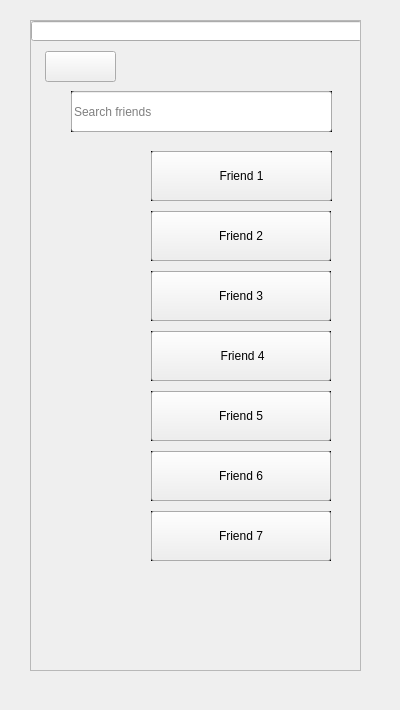
First picture: the form in friendslist.ui, repository aes001/cpp_tomeo, before the edit.
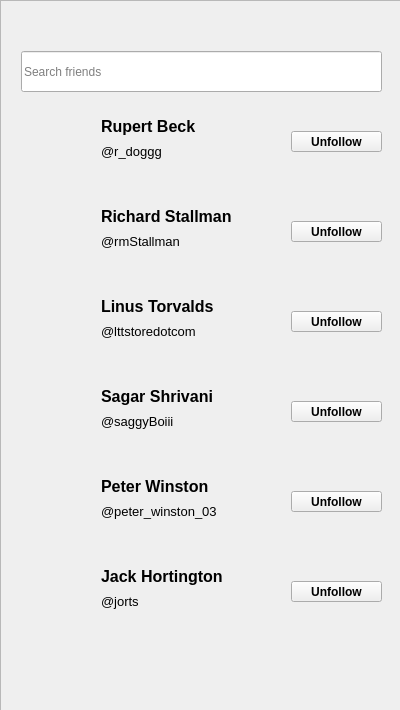
Second picture: the form after the edit. Icons and pictures are not drawn.

Commit message: hooked up all the buttons except the record button

The edit to the form file:
```diff
--- a/friendslist.ui
+++ b/friendslist.ui
@@ -16,10 +16,10 @@
   <widget class="QScrollArea" name="scrollArea">
    <property name="geometry">
     <rect>
-     <x>30</x>
-     <y>20</y>
-     <width>331</width>
-     <height>651</height>
+     <x>0</x>
+     <y>0</y>
+     <width>401</width>
+     <height>711</height>
     </rect>
    </property>
    <property name="lineWidth">
@@ -33,32 +33,16 @@
      <rect>
       <x>0</x>
       <y>0</y>
-      <width>329</width>
-      <height>649</height>
+      <width>399</width>
+      <height>709</height>
      </rect>
     </property>
-    <widget class="QLineEdit" name="lineEdit">
-     <property name="geometry">
-      <rect>
-       <x>0</x>
-       <y>0</y>
-       <width>331</width>
-       <height>20</height>
-      </rect>
-     </property>
-     <property name="text">
-      <string/>
-     </property>
-     <property name="placeholderText">
-      <string/>
-     </property>
-    </widget>
     <widget class="QLineEdit" name="lineEdit_2">
      <property name="geometry">
       <rect>
-       <x>40</x>
-       <y>70</y>
-       <width>261</width>
+       <x>20</x>
+       <y>50</y>
+       <width>361</width>
        <height>41</height>
       </rect>
      </property>
@@ -66,394 +50,34 @@
       <string>Search friends</string>
      </property>
     </widget>
-    <widget class="QPushButton" name="pushButton_2">
-     <property name="geometry">
-      <rect>
-       <x>120</x>
-       <y>190</y>
-       <width>180</width>
-       <height>50</height>
-      </rect>
-     </property>
-     <property name="font">
-      <font>
-       <pointsize>9</pointsize>
-      </font>
-     </property>
-     <property name="text">
-      <string>Friend 2</string>
-     </property>
-    </widget>
-    <widget class="QPushButton" name="pushButton_5">
-     <property name="geometry">
-      <rect>
-       <x>120</x>
-       <y>250</y>
-       <width>180</width>
-       <height>50</height>
-      </rect>
-     </property>
-     <property name="font">
-      <font>
-       <pointsize>9</pointsize>
-      </font>
-     </property>
-     <property name="text">
-      <string>Friend 3</string>
-     </property>
-    </widget>
-    <widget class="QPushButton" name="pushButton_4">
-     <property name="geometry">
-      <rect>
-       <x>120</x>
-       <y>310</y>
-       <width>180</width>
-       <height>50</height>
-      </rect>
-     </property>
-     <property name="font">
-      <font>
-       <pointsize>9</pointsize>
-      </font>
-     </property>
-     <property name="text">
-      <string> Friend 4</string>
-     </property>
-    </widget>
-    <widget class="QPushButton" name="pushButton_3">
-     <property name="geometry">
-      <rect>
-       <x>120</x>
-       <y>370</y>
-       <width>180</width>
-       <height>50</height>
-      </rect>
-     </property>
-     <property name="font">
-      <font>
-       <pointsize>9</pointsize>
-      </font>
-     </property>
-     <property name="text">
-      <string>Friend 5</string>
-     </property>
-    </widget>
-    <widget class="QPushButton" name="pushButton_11">
-     <property name="geometry">
-      <rect>
-       <x>120</x>
-       <y>430</y>
-       <width>180</width>
-       <height>50</height>
-      </rect>
-     </property>
-     <property name="font">
-      <font>
-       <pointsize>9</pointsize>
-      </font>
-     </property>
-     <property name="text">
-      <string>Friend 6</string>
-     </property>
-    </widget>
-    <widget class="QPushButton" name="pushButton_10">
-     <property name="geometry">
-      <rect>
-       <x>120</x>
-       <y>490</y>
-       <width>180</width>
-       <height>50</height>
-      </rect>
-     </property>
-     <property name="font">
-      <font>
-       <pointsize>9</pointsize>
-      </font>
-     </property>
-     <property name="text">
-      <string>Friend 7</string>
-     </property>
-    </widget>
-    <widget class="QFrame" name="frame_9">
-     <property name="geometry">
-      <rect>
-       <x>120</x>
-       <y>130</y>
-       <width>181</width>
-       <height>50</height>
-      </rect>
-     </property>
-     <property name="minimumSize">
-      <size>
-       <width>10</width>
-       <height>10</height>
-      </size>
-     </property>
-     <property name="font">
-      <font>
-       <pointsize>90</pointsize>
-      </font>
-     </property>
-     <property name="frameShape">
-      <enum>QFrame::Box</enum>
-     </property>
-     <property name="frameShadow">
-      <enum>QFrame::Plain</enum>
-     </property>
-     <property name="lineWidth">
-      <number>2</number>
-     </property>
-     <property name="midLineWidth">
-      <number>1</number>
-     </property>
-    </widget>
-    <widget class="QFrame" name="frame_10">
-     <property name="geometry">
-      <rect>
-       <x>120</x>
-       <y>190</y>
-       <width>180</width>
-       <height>50</height>
-      </rect>
-     </property>
-     <property name="minimumSize">
-      <size>
-       <width>10</width>
-       <height>10</height>
-      </size>
-     </property>
-     <property name="font">
-      <font>
-       <pointsize>90</pointsize>
-      </font>
-     </property>
-     <property name="frameShape">
-      <enum>QFrame::Box</enum>
-     </property>
-     <property name="frameShadow">
-      <enum>QFrame::Plain</enum>
-     </property>
-     <property name="lineWidth">
-      <number>2</number>
-     </property>
-     <property name="midLineWidth">
-      <number>1</number>
-     </property>
-    </widget>
-    <widget class="QFrame" name="frame_15">
-     <property name="geometry">
-      <rect>
-       <x>120</x>
-       <y>250</y>
-       <width>180</width>
-       <height>50</height>
-      </rect>
-     </property>
-     <property name="minimumSize">
-      <size>
-       <width>10</width>
-       <height>10</height>
-      </size>
-     </property>
-     <property name="font">
-      <font>
-       <pointsize>90</pointsize>
-      </font>
-     </property>
-     <property name="frameShape">
-      <enum>QFrame::Box</enum>
-     </property>
-     <property name="frameShadow">
-      <enum>QFrame::Plain</enum>
-     </property>
-     <property name="lineWidth">
-      <number>2</number>
-     </property>
-     <property name="midLineWidth">
-      <number>1</number>
-     </property>
-    </widget>
-    <widget class="QFrame" name="frame_14">
-     <property name="geometry">
-      <rect>
-       <x>120</x>
-       <y>310</y>
-       <width>180</width>
-       <height>50</height>
-      </rect>
-     </property>
-     <property name="minimumSize">
-      <size>
-       <width>10</width>
-       <height>10</height>
-      </size>
-     </property>
-     <property name="font">
-      <font>
-       <pointsize>90</pointsize>
-      </font>
-     </property>
-     <property name="frameShape">
-      <enum>QFrame::Box</enum>
-     </property>
-     <property name="frameShadow">
-      <enum>QFrame::Plain</enum>
-     </property>
-     <property name="lineWidth">
-      <number>2</number>
-     </property>
-     <property name="midLineWidth">
-      <number>1</number>
-     </property>
-    </widget>
-    <widget class="QFrame" name="frame_13">
-     <property name="geometry">
-      <rect>
-       <x>120</x>
-       <y>370</y>
-       <width>180</width>
-       <height>50</height>
-      </rect>
-     </property>
-     <property name="minimumSize">
-      <size>
-       <width>10</width>
-       <height>10</height>
-      </size>
-     </property>
-     <property name="font">
-      <font>
-       <pointsize>90</pointsize>
-      </font>
-     </property>
-     <property name="frameShape">
-      <enum>QFrame::Box</enum>
-     </property>
-     <property name="frameShadow">
-      <enum>QFrame::Plain</enum>
-     </property>
-     <property name="lineWidth">
-      <number>2</number>
-     </property>
-     <property name="midLineWidth">
-      <number>1</number>
-     </property>
-    </widget>
-    <widget class="QFrame" name="frame_12">
-     <property name="geometry">
-      <rect>
-       <x>120</x>
-       <y>430</y>
-       <width>180</width>
-       <height>50</height>
-      </rect>
-     </property>
-     <property name="minimumSize">
-      <size>
-       <width>10</width>
-       <height>10</height>
-      </size>
-     </property>
-     <property name="font">
-      <font>
-       <pointsize>90</pointsize>
-      </font>
-     </property>
-     <property name="frameShape">
-      <enum>QFrame::Box</enum>
-     </property>
-     <property name="frameShadow">
-      <enum>QFrame::Plain</enum>
-     </property>
-     <property name="lineWidth">
-      <number>2</number>
-     </property>
-     <property name="midLineWidth">
-      <number>1</number>
-     </property>
-    </widget>
-    <widget class="QFrame" name="frame_11">
-     <property name="geometry">
-      <rect>
-       <x>120</x>
-       <y>490</y>
-       <width>180</width>
-       <height>50</height>
-      </rect>
-     </property>
-     <property name="minimumSize">
-      <size>
-       <width>10</width>
-       <height>10</height>
-      </size>
-     </property>
-     <property name="font">
-      <font>
-       <pointsize>90</pointsize>
-      </font>
-     </property>
-     <property name="frameShape">
-      <enum>QFrame::Box</enum>
-     </property>
-     <property name="frameShadow">
-      <enum>QFrame::Plain</enum>
-     </property>
-     <property name="lineWidth">
-      <number>2</number>
-     </property>
-     <property name="midLineWidth">
-      <number>1</number>
-     </property>
-    </widget>
     <widget class="QPushButton" name="pushButton">
      <property name="geometry">
       <rect>
-       <x>120</x>
+       <x>290</x>
        <y>130</y>
-       <width>181</width>
-       <height>50</height>
+       <width>91</width>
+       <height>21</height>
       </rect>
      </property>
      <property name="font">
       <font>
        <pointsize>9</pointsize>
+       <bold>true</bold>
       </font>
      </property>
      <property name="layoutDirection">
       <enum>Qt::LeftToRight</enum>
      </property>
      <property name="text">
-      <string>Friend 1</string>
+      <string>Unfollow</string>
      </property>
     </widget>
-    <widget class="QFrame" name="frame">
+    <widget class="QPushButton" name="backButton">
      <property name="geometry">
       <rect>
-       <x>40</x>
-       <y>70</y>
-       <width>261</width>
-       <height>41</height>
-      </rect>
-     </property>
-     <property name="frameShape">
-      <enum>QFrame::Box</enum>
-     </property>
-     <property name="frameShadow">
-      <enum>QFrame::Plain</enum>
-     </property>
-     <property name="lineWidth">
-      <number>2</number>
-     </property>
-     <property name="midLineWidth">
-      <number>1</number>
-     </property>
-    </widget>
-    <widget class="QPushButton" name="pushButton_6">
-     <property name="geometry">
-      <rect>
-       <x>14</x>
-       <y>30</y>
-       <width>71</width>
+       <x>10</x>
+       <y>10</y>
+       <width>16</width>
        <height>31</height>
       </rect>
      </property>
@@ -467,168 +91,465 @@
       <string/>
      </property>
      <property name="icon">
-      <iconset resource="../../../Downloads/Week 2/FriendListPrototype/icon.qrc">
-       <normaloff>:/arrow.png</normaloff>:/arrow.png</iconset>
+      <iconset resource="icons.qrc">
+       <normaloff>:/Assets/arrow.png</normaloff>:/Assets/arrow.png</iconset>
+     </property>
+     <property name="flat">
+      <bool>true</bool>
      </property>
     </widget>
     <widget class="QLabel" name="label">
      <property name="geometry">
       <rect>
-       <x>30</x>
-       <y>130</y>
-       <width>51</width>
-       <height>51</height>
+       <x>20</x>
+       <y>110</y>
+       <width>61</width>
+       <height>61</height>
       </rect>
      </property>
      <property name="text">
       <string/>
      </property>
      <property name="pixmap">
-      <pixmap resource="../../../Downloads/Week 2/FriendListPrototype/icon.qrc">:/profile_icon.png</pixmap>
+      <pixmap resource="icons.qrc">:/Assets/profile_icon.svg</pixmap>
      </property>
      <property name="scaledContents">
       <bool>true</bool>
      </property>
     </widget>
+    <widget class="QLabel" name="label_8">
+     <property name="geometry">
+      <rect>
+       <x>100</x>
+       <y>110</y>
+       <width>171</width>
+       <height>31</height>
+      </rect>
+     </property>
+     <property name="font">
+      <font>
+       <pointsize>12</pointsize>
+       <bold>true</bold>
+      </font>
+     </property>
+     <property name="text">
+      <string>Rupert Beck</string>
+     </property>
+    </widget>
+    <widget class="QLabel" name="label_9">
+     <property name="geometry">
+      <rect>
+       <x>100</x>
+       <y>140</y>
+       <width>121</width>
+       <height>21</height>
+      </rect>
+     </property>
+     <property name="font">
+      <font>
+       <pointsize>10</pointsize>
+       <bold>false</bold>
+      </font>
+     </property>
+     <property name="text">
+      <string>@r_doggg</string>
+     </property>
+    </widget>
+    <widget class="QLabel" name="label_10">
+     <property name="geometry">
+      <rect>
+       <x>100</x>
+       <y>230</y>
+       <width>121</width>
+       <height>21</height>
+      </rect>
+     </property>
+     <property name="font">
+      <font>
+       <pointsize>10</pointsize>
+       <bold>false</bold>
+      </font>
+     </property>
+     <property name="text">
+      <string>@rmStallman</string>
+     </property>
+    </widget>
     <widget class="QLabel" name="label_2">
      <property name="geometry">
       <rect>
-       <x>30</x>
-       <y>190</y>
-       <width>51</width>
-       <height>51</height>
+       <x>20</x>
+       <y>200</y>
+       <width>61</width>
+       <height>61</height>
       </rect>
      </property>
      <property name="text">
       <string/>
      </property>
      <property name="pixmap">
-      <pixmap resource="../../../Downloads/Week 2/FriendListPrototype/icon.qrc">:/profile_icon.png</pixmap>
+      <pixmap resource="icons.qrc">:/Assets/profile_icon.svg</pixmap>
      </property>
      <property name="scaledContents">
       <bool>true</bool>
      </property>
     </widget>
+    <widget class="QLabel" name="label_11">
+     <property name="geometry">
+      <rect>
+       <x>100</x>
+       <y>200</y>
+       <width>191</width>
+       <height>31</height>
+      </rect>
+     </property>
+     <property name="font">
+      <font>
+       <pointsize>12</pointsize>
+       <bold>true</bold>
+      </font>
+     </property>
+     <property name="text">
+      <string>Richard Stallman</string>
+     </property>
+    </widget>
+    <widget class="QPushButton" name="pushButton_2">
+     <property name="geometry">
+      <rect>
+       <x>290</x>
+       <y>220</y>
+       <width>91</width>
+       <height>21</height>
+      </rect>
+     </property>
+     <property name="font">
+      <font>
+       <pointsize>9</pointsize>
+       <bold>true</bold>
+      </font>
+     </property>
+     <property name="layoutDirection">
+      <enum>Qt::LeftToRight</enum>
+     </property>
+     <property name="text">
+      <string>Unfollow</string>
+     </property>
+    </widget>
+    <widget class="QLabel" name="label_12">
+     <property name="geometry">
+      <rect>
+       <x>100</x>
+       <y>320</y>
+       <width>161</width>
+       <height>21</height>
+      </rect>
+     </property>
+     <property name="font">
+      <font>
+       <pointsize>10</pointsize>
+       <bold>false</bold>
+      </font>
+     </property>
+     <property name="text">
+      <string>@lttstoredotcom</string>
+     </property>
+    </widget>
     <widget class="QLabel" name="label_3">
      <property name="geometry">
       <rect>
-       <x>30</x>
-       <y>250</y>
-       <width>51</width>
-       <height>51</height>
+       <x>20</x>
+       <y>290</y>
+       <width>61</width>
+       <height>61</height>
       </rect>
      </property>
      <property name="text">
       <string/>
      </property>
      <property name="pixmap">
-      <pixmap resource="../../../Downloads/Week 2/FriendListPrototype/icon.qrc">:/profile_icon.png</pixmap>
+      <pixmap resource="icons.qrc">:/Assets/profile_icon.svg</pixmap>
      </property>
      <property name="scaledContents">
       <bool>true</bool>
      </property>
     </widget>
+    <widget class="QLabel" name="label_13">
+     <property name="geometry">
+      <rect>
+       <x>100</x>
+       <y>290</y>
+       <width>191</width>
+       <height>31</height>
+      </rect>
+     </property>
+     <property name="font">
+      <font>
+       <pointsize>12</pointsize>
+       <bold>true</bold>
+      </font>
+     </property>
+     <property name="text">
+      <string>Linus Torvalds</string>
+     </property>
+    </widget>
+    <widget class="QPushButton" name="pushButton_5">
+     <property name="geometry">
+      <rect>
+       <x>290</x>
+       <y>310</y>
+       <width>91</width>
+       <height>21</height>
+      </rect>
+     </property>
+     <property name="font">
+      <font>
+       <pointsize>9</pointsize>
+       <bold>true</bold>
+      </font>
+     </property>
+     <property name="layoutDirection">
+      <enum>Qt::LeftToRight</enum>
+     </property>
+     <property name="text">
+      <string>Unfollow</string>
+     </property>
+    </widget>
+    <widget class="QLabel" name="label_14">
+     <property name="geometry">
+      <rect>
+       <x>100</x>
+       <y>410</y>
+       <width>121</width>
+       <height>21</height>
+      </rect>
+     </property>
+     <property name="font">
+      <font>
+       <pointsize>10</pointsize>
+       <bold>false</bold>
+      </font>
+     </property>
+     <property name="text">
+      <string>@saggyBoiii</string>
+     </property>
+    </widget>
     <widget class="QLabel" name="label_4">
      <property name="geometry">
       <rect>
-       <x>30</x>
-       <y>310</y>
-       <width>51</width>
-       <height>51</height>
+       <x>20</x>
+       <y>380</y>
+       <width>61</width>
+       <height>61</height>
       </rect>
      </property>
      <property name="text">
       <string/>
      </property>
      <property name="pixmap">
-      <pixmap resource="../../../Downloads/Week 2/FriendListPrototype/icon.qrc">:/profile_icon.png</pixmap>
+      <pixmap resource="icons.qrc">:/Assets/profile_icon.svg</pixmap>
      </property>
      <property name="scaledContents">
       <bool>true</bool>
      </property>
     </widget>
+    <widget class="QLabel" name="label_15">
+     <property name="geometry">
+      <rect>
+       <x>100</x>
+       <y>380</y>
+       <width>191</width>
+       <height>31</height>
+      </rect>
+     </property>
+     <property name="font">
+      <font>
+       <pointsize>12</pointsize>
+       <bold>true</bold>
+      </font>
+     </property>
+     <property name="text">
+      <string>Sagar Shrivani</string>
+     </property>
+    </widget>
+    <widget class="QPushButton" name="pushButton_4">
+     <property name="geometry">
+      <rect>
+       <x>290</x>
+       <y>400</y>
+       <width>91</width>
+       <height>21</height>
+      </rect>
+     </property>
+     <property name="font">
+      <font>
+       <pointsize>9</pointsize>
+       <bold>true</bold>
+      </font>
+     </property>
+     <property name="layoutDirection">
+      <enum>Qt::LeftToRight</enum>
+     </property>
+     <property name="text">
+      <string>Unfollow</string>
+     </property>
+    </widget>
     <widget class="QLabel" name="label_5">
      <property name="geometry">
       <rect>
-       <x>30</x>
-       <y>370</y>
-       <width>51</width>
-       <height>51</height>
+       <x>20</x>
+       <y>470</y>
+       <width>61</width>
+       <height>61</height>
       </rect>
      </property>
      <property name="text">
       <string/>
      </property>
      <property name="pixmap">
-      <pixmap resource="../../../Downloads/Week 2/FriendListPrototype/icon.qrc">:/profile_icon.png</pixmap>
+      <pixmap resource="icons.qrc">:/Assets/profile_icon.svg</pixmap>
      </property>
      <property name="scaledContents">
       <bool>true</bool>
      </property>
     </widget>
+    <widget class="QLabel" name="label_16">
+     <property name="geometry">
+      <rect>
+       <x>100</x>
+       <y>470</y>
+       <width>191</width>
+       <height>31</height>
+      </rect>
+     </property>
+     <property name="font">
+      <font>
+       <pointsize>12</pointsize>
+       <bold>true</bold>
+      </font>
+     </property>
+     <property name="text">
+      <string>Peter Winston</string>
+     </property>
+    </widget>
+    <widget class="QPushButton" name="pushButton_6">
+     <property name="geometry">
+      <rect>
+       <x>290</x>
+       <y>490</y>
+       <width>91</width>
+       <height>21</height>
+      </rect>
+     </property>
+     <property name="font">
+      <font>
+       <pointsize>9</pointsize>
+       <bold>true</bold>
+      </font>
+     </property>
+     <property name="layoutDirection">
+      <enum>Qt::LeftToRight</enum>
+     </property>
+     <property name="text">
+      <string>Unfollow</string>
+     </property>
+    </widget>
+    <widget class="QLabel" name="label_17">
+     <property name="geometry">
+      <rect>
+       <x>100</x>
+       <y>500</y>
+       <width>171</width>
+       <height>21</height>
+      </rect>
+     </property>
+     <property name="font">
+      <font>
+       <pointsize>10</pointsize>
+       <bold>false</bold>
+      </font>
+     </property>
+     <property name="text">
+      <string>@peter_winston_03</string>
+     </property>
+    </widget>
+    <widget class="QLabel" name="label_18">
+     <property name="geometry">
+      <rect>
+       <x>100</x>
+       <y>560</y>
+       <width>171</width>
+       <height>31</height>
+      </rect>
+     </property>
+     <property name="font">
+      <font>
+       <pointsize>12</pointsize>
+       <bold>true</bold>
+      </font>
+     </property>
+     <property name="text">
+      <string>Jack Hortington</string>
+     </property>
+    </widget>
+    <widget class="QLabel" name="label_19">
+     <property name="geometry">
+      <rect>
+       <x>100</x>
+       <y>590</y>
+       <width>121</width>
+       <height>21</height>
+      </rect>
+     </property>
+     <property name="font">
+      <font>
+       <pointsize>10</pointsize>
+       <bold>false</bold>
+      </font>
+     </property>
+     <property name="text">
+      <string>@jorts</string>
+     </property>
+    </widget>
     <widget class="QLabel" name="label_6">
      <property name="geometry">
       <rect>
-       <x>30</x>
-       <y>430</y>
-       <width>51</width>
-       <height>51</height>
+       <x>20</x>
+       <y>560</y>
+       <width>61</width>
+       <height>61</height>
       </rect>
      </property>
      <property name="text">
       <string/>
      </property>
      <property name="pixmap">
-      <pixmap resource="../../../Downloads/Week 2/FriendListPrototype/icon.qrc">:/profile_icon.png</pixmap>
+      <pixmap resource="icons.qrc">:/Assets/profile_icon.svg</pixmap>
      </property>
      <property name="scaledContents">
       <bool>true</bool>
      </property>
     </widget>
-    <widget class="QLabel" name="label_7">
+    <widget class="QPushButton" name="pushButton_7">
      <property name="geometry">
       <rect>
-       <x>30</x>
-       <y>490</y>
-       <width>51</width>
-       <height>51</height>
+       <x>290</x>
+       <y>580</y>
+       <width>91</width>
+       <height>21</height>
       </rect>
      </property>
+     <property name="font">
+      <font>
+       <pointsize>9</pointsize>
+       <bold>true</bold>
+      </font>
+     </property>
+     <property name="layoutDirection">
+      <enum>Qt::LeftToRight</enum>
+     </property>
      <property name="text">
-      <string/>
-     </property>
-     <property name="pixmap">
-      <pixmap resource="../../../Downloads/Week 2/FriendListPrototype/icon.qrc">:/profile_icon.png</pixmap>
-     </property>
-     <property name="scaledContents">
-      <bool>true</bool>
+      <string>Unfollow</string>
      </property>
     </widget>
-    <zorder>frame</zorder>
-    <zorder>frame_14</zorder>
-    <zorder>frame_11</zorder>
-    <zorder>frame_12</zorder>
-    <zorder>frame_13</zorder>
-    <zorder>frame_15</zorder>
-    <zorder>frame_10</zorder>
-    <zorder>frame_9</zorder>
-    <zorder>lineEdit</zorder>
-    <zorder>lineEdit_2</zorder>
-    <zorder>pushButton_2</zorder>
-    <zorder>pushButton_5</zorder>
-    <zorder>pushButton_4</zorder>
-    <zorder>pushButton_3</zorder>
-    <zorder>pushButton_11</zorder>
-    <zorder>pushButton_10</zorder>
-    <zorder>pushButton</zorder>
-    <zorder>pushButton_6</zorder>
-    <zorder>label</zorder>
-    <zorder>label_2</zorder>
-    <zorder>label_3</zorder>
-    <zorder>label_4</zorder>
-    <zorder>label_5</zorder>
-    <zorder>label_6</zorder>
-    <zorder>label_7</zorder>
    </widget>
   </widget>
  </widget>
```
Left out of the diff: 2 changed lines with no effect on the pictures. The commit also changes 27 other files.
